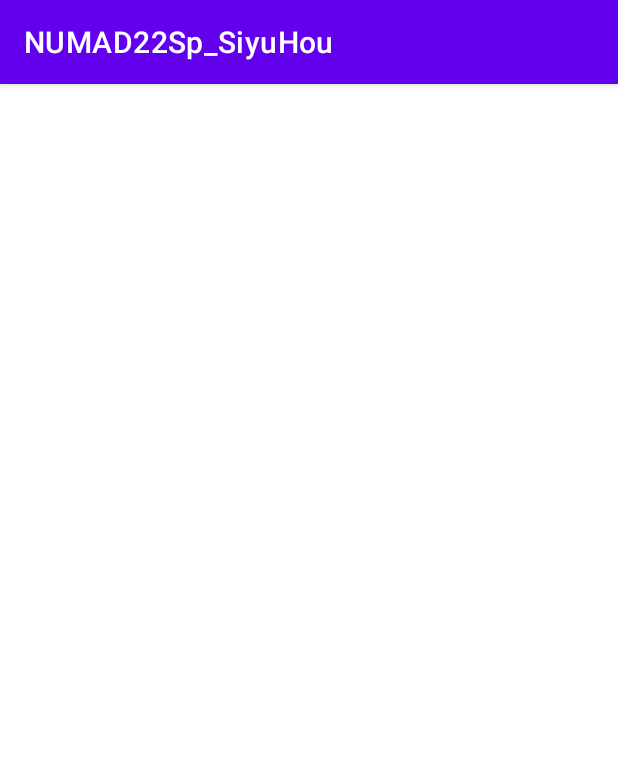
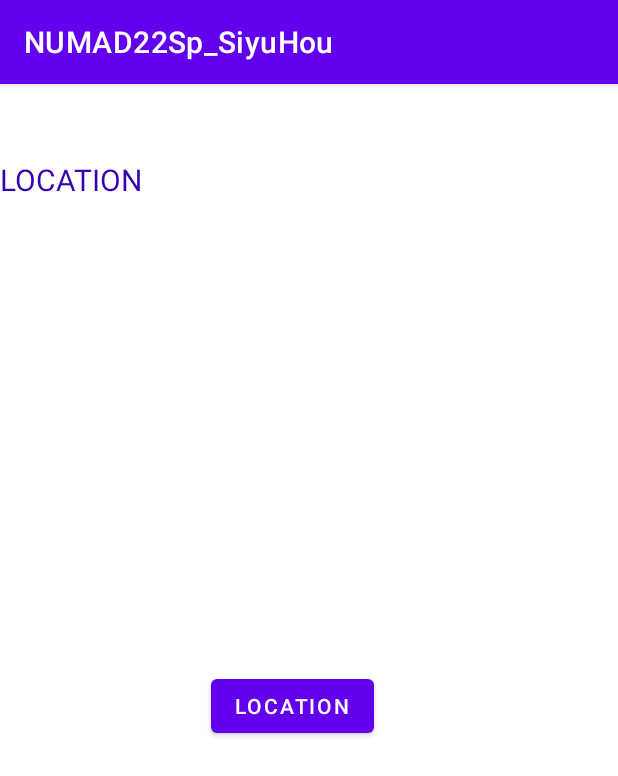
Before and after one commit to siyuh3/NUMAD22Sp_SiyuHou, an Android app: the Locator screen opened directly, with no data from a screen before it, on a phone screen of 412 x 824 dp. Shown: the top 776 px of the screen. Run offline under Robolectric (Android 15) with nearby library versions, the phone set to English and light mode, and no system bars.

Commit message:
ask locate permission and locate the users

```diff
--- a/app/src/main/AndroidManifest.xml
+++ b/app/src/main/AndroidManifest.xml
@@ -2,6 +2,9 @@
 <manifest xmlns:android="http://schemas.android.com/apk/res/android"
     package="com.example.numad22sp_siyuhou">
 
+    <uses-permission android:name="android.permission.ACCESS_COARSE_LOCATION" />
+    <uses-permission android:name="android.permission.INTERNET" />
+    <uses-permission android:name="android.permission.ACCESS_FINE_LOCATION" />
     <application
         android:allowBackup="true"
         android:icon="@mipmap/ic_launcher_sh"
--- a/app/src/main/java/com/example/numad22sp_siyuhou/Locator.java
+++ b/app/src/main/java/com/example/numad22sp_siyuhou/Locator.java
@@ -1,14 +1,89 @@
 package com.example.numad22sp_siyuhou;
 
+import androidx.annotation.NonNull;
 import androidx.appcompat.app.AppCompatActivity;
+import androidx.core.app.ActivityCompat;
+import androidx.core.content.ContextCompat;
 
+import android.Manifest;
+import android.annotation.SuppressLint;
+import android.content.pm.PackageManager;
+import android.location.Location;
+import android.location.LocationListener;
+import android.location.LocationManager;
 import android.os.Bundle;
+import android.view.View;
+import android.widget.Button;
+import android.widget.TextView;
 
-public class Locator extends AppCompatActivity {
+
+public class Locator extends AppCompatActivity implements LocationListener {
+    TextView text;
+    Button button;
+    LocationManager locationManager;
 
     @Override
     protected void onCreate(Bundle savedInstanceState) {
         super.onCreate(savedInstanceState);
         setContentView(R.layout.activity_locator);
+        text = (TextView) findViewById(R.id.locationView);
+        button = (Button) findViewById(R.id.locationButton);
+        if (savedInstanceState != null) {
+            String location = savedInstanceState.getString("location");
+            text.setText(location);
+        }
+        button.setOnClickListener(new View.OnClickListener() {
+            @Override
+            public void onClick(View view) {
+                checkLocationPermit();
+                getLocation();
+            }
+        });
+    }
+
+
+    @Override
+    protected void onSaveInstanceState(Bundle outState) {
+        super.onSaveInstanceState(outState);
+        outState.putString("location", text.getText().toString());
+    }
+
+
+    private void checkLocationPermit() {
+        if (ContextCompat.checkSelfPermission(Locator.this, Manifest.permission.ACCESS_FINE_LOCATION)
+                != PackageManager.PERMISSION_GRANTED) {
+            ActivityCompat.requestPermissions(Locator.this, new String[]{
+                    Manifest.permission.ACCESS_FINE_LOCATION
+            }, 1);
+        }
+    }
+
+
+    @SuppressLint("MissingPermission")
+    private void getLocation() {
+        try {
+            locationManager = (LocationManager) getApplicationContext().getSystemService(LOCATION_SERVICE);
+            locationManager.requestLocationUpdates(LocationManager.GPS_PROVIDER, 5000, 5, Locator.this);
+        } catch (Exception e) {
+            e.printStackTrace();
+        }
+    }
+
+
+    @Override
+    public void onLocationChanged(@NonNull Location location) {
+        text.setText("Latitude: " + location.getLatitude() + "\nLongitude: " + location.getLongitude());
+    }
+
+
+    @Override
+    public void onProviderEnabled(@NonNull String provider) {
+
+    }
+
+
+    @Override
+    public void onProviderDisabled(@NonNull String provider) {
+
     }
 }
--- a/app/src/main/java/com/example/numad22sp_siyuhou/MainActivity.java
+++ b/app/src/main/java/com/example/numad22sp_siyuhou/MainActivity.java
@@ -74,7 +74,7 @@ public class MainActivity extends AppCompatActivity {
         startActivity(intent);
     }
     public void openLocation(){
-        Intent intent = new Intent(this, Location.class);
+        Intent intent = new Intent(this, Locator.class);
         startActivity(intent);
     }
 }
--- a/app/src/main/res/layout/activity_locator.xml
+++ b/app/src/main/res/layout/activity_locator.xml
@@ -1,9 +1,40 @@
 <?xml version="1.0" encoding="utf-8"?>
+
 <androidx.constraintlayout.widget.ConstraintLayout xmlns:android="http://schemas.android.com/apk/res/android"
     xmlns:app="http://schemas.android.com/apk/res-auto"
     xmlns:tools="http://schemas.android.com/tools"
+    tools:context=".Locator"
     android:layout_width="match_parent"
     android:layout_height="match_parent"
-    tools:context=".Locator">
+    >
+
+
+    <TextView
+        android:id="@+id/locationView"
+        android:layout_width="match_parent"
+        android:layout_height="wrap_content"
+        android:layout_marginEnd="8dp"
+        android:text="@string/location"
+        android:textColor="@color/purple_700"
+        android:textSize="20sp"
+        android:layout_marginTop="50dp"
+        app:layout_constraintTop_toTopOf="parent"
+        app:layout_constraintEnd_toEndOf="parent"
+        tools:layout_editor_absoluteY="242dp" />
+
+
+    <Button
+        android:id="@+id/locationButton"
+        android:layout_width="wrap_content"
+        android:layout_height="wrap_content"
+        android:layout_marginTop="16dp"
+        android:layout_marginBottom="32dp"
+        android:text="@string/location_find"
+        app:layout_constraintBottom_toBottomOf="parent"
+        app:layout_constraintEnd_toEndOf="parent"
+        app:layout_constraintHorizontal_bias="0.464"
+        app:layout_constraintStart_toStartOf="parent"
+        app:layout_constraintTop_toBottomOf="@id/locationView" />
+
 
 </androidx.constraintlayout.widget.ConstraintLayout>
```
Also changed, not shown: app/src/main/res/values/strings.xml (+8 -0 lines).
